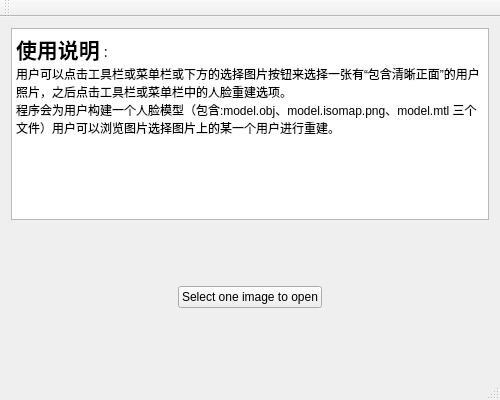
The window that start/GUI/MainWindow.ui (mcoder2014/FaceReconstruction) describes before a commit, drawn with Qt 5.
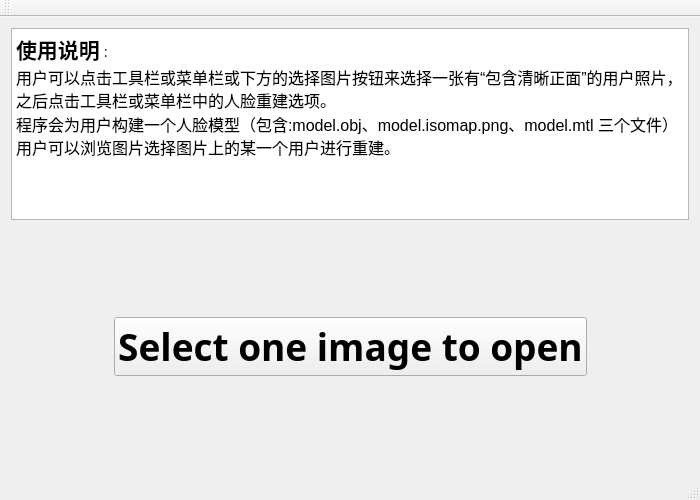
The same window after the commit.

Commit message: 增加人脸检测的图片效果查看，下一步，将人脸检测作为多线程的运算，并加入进度条

The edit to the form file:
```diff
--- a/start/GUI/MainWindow.ui
+++ b/start/GUI/MainWindow.ui
@@ -6,14 +6,14 @@
    <rect>
     <x>0</x>
     <y>0</y>
-    <width>500</width>
-    <height>400</height>
+    <width>700</width>
+    <height>500</height>
    </rect>
   </property>
   <property name="minimumSize">
    <size>
-    <width>500</width>
-    <height>400</height>
+    <width>700</width>
+    <height>500</height>
    </size>
   </property>
   <property name="windowTitle">
@@ -42,14 +42,26 @@
 p, li { white-space: pre-wrap; }
 &lt;/style&gt;&lt;/head&gt;&lt;body style=&quot; font-family:'SimSun'; font-size:9pt; font-weight:400; font-style:normal;&quot;&gt;
 &lt;p style=&quot; margin-top:0px; margin-bottom:0px; margin-left:0px; margin-right:0px; -qt-block-indent:0; text-indent:0px;&quot;&gt;&lt;span style=&quot; font-size:16pt; font-weight:600;&quot;&gt;使用说明&lt;/span&gt;：&lt;/p&gt;
-&lt;p style=&quot; margin-top:0px; margin-bottom:0px; margin-left:0px; margin-right:0px; -qt-block-indent:0; text-indent:0px;&quot;&gt;用户可以点击工具栏或菜单栏或下方的选择图片按钮来选择一张有“包含清晰正面”的用户照片，之后点击工具栏或菜单栏中的人脸重建选项。&lt;/p&gt;
-&lt;p style=&quot; margin-top:0px; margin-bottom:0px; margin-left:0px; margin-right:0px; -qt-block-indent:0; text-indent:0px;&quot;&gt;程序会为用户构建一个人脸模型（包含:model.obj、model.isomap.png、model.mtl 三个文件）用户可以浏览图片选择图片上的某一个用户进行重建。&lt;/p&gt;
-&lt;p style=&quot;-qt-paragraph-type:empty; margin-top:0px; margin-bottom:0px; margin-left:0px; margin-right:0px; -qt-block-indent:0; text-indent:0px;&quot;&gt;&lt;br /&gt;&lt;/p&gt;&lt;/body&gt;&lt;/html&gt;</string>
+&lt;p style=&quot; margin-top:0px; margin-bottom:0px; margin-left:0px; margin-right:0px; -qt-block-indent:0; text-indent:0px;&quot;&gt;&lt;span style=&quot; font-size:12pt;&quot;&gt;用户可以点击工具栏或菜单栏或下方的选择图片按钮来选择一张有“包含清晰正面”的用户照片，之后点击工具栏或菜单栏中的人脸重建选项。&lt;/span&gt;&lt;/p&gt;
+&lt;p style=&quot; margin-top:0px; margin-bottom:0px; margin-left:0px; margin-right:0px; -qt-block-indent:0; text-indent:0px;&quot;&gt;&lt;span style=&quot; font-size:12pt;&quot;&gt;程序会为用户构建一个人脸模型（包含:model.obj、model.isomap.png、model.mtl 三个文件）用户可以浏览图片选择图片上的某一个用户进行重建。&lt;/span&gt;&lt;/p&gt;
+&lt;p style=&quot;-qt-paragraph-type:empty; margin-top:0px; margin-bottom:0px; margin-left:0px; margin-right:0px; -qt-block-indent:0; text-indent:0px; font-size:12pt;&quot;&gt;&lt;br /&gt;&lt;/p&gt;
+&lt;p style=&quot;-qt-paragraph-type:empty; margin-top:0px; margin-bottom:0px; margin-left:0px; margin-right:0px; -qt-block-indent:0; text-indent:0px; font-size:12pt;&quot;&gt;&lt;br /&gt;&lt;/p&gt;&lt;/body&gt;&lt;/html&gt;</string>
+      </property>
+      <property name="overwriteMode">
+       <bool>false</bool>
       </property>
      </widget>
     </item>
     <item row="2" column="1">
      <widget class="QPushButton" name="selectImageButton">
+      <property name="font">
+       <font>
+        <family>幼圆</family>
+        <pointsize>28</pointsize>
+        <weight>75</weight>
+        <bold>true</bold>
+       </font>
+      </property>
       <property name="text">
        <string>Select one image to open</string>
       </property>
```
Left out of the diff: 2 changed lines with no effect on the pictures. The commit also changes 25 other files.
